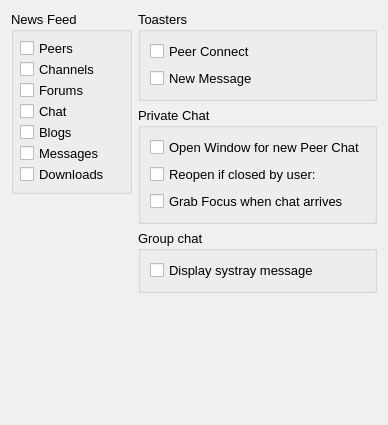
Old version of the form retroshare-gui/src/gui/settings/NotifyPage.ui in the repository RetroShare/RetroShare.
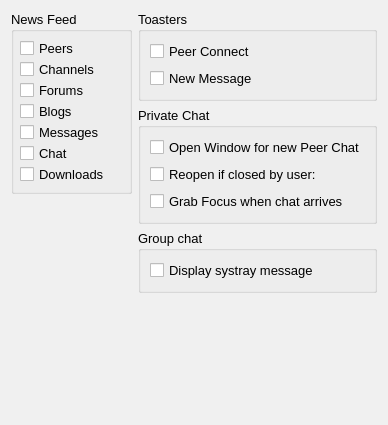
New version of the form.

Commit message: enabled Blogs checkbox in Notify settings

```diff
--- a/retroshare-gui/src/gui/settings/NotifyPage.ui
+++ b/retroshare-gui/src/gui/settings/NotifyPage.ui
@@ -537,13 +537,6 @@
             </property>
            </widget>
           </item>
-          <item>
-           <widget class="QCheckBox" name="notify_Chat">
-            <property name="text">
-             <string>Chat</string>
-            </property>
-           </widget>
-          </item>
           <item>
            <widget class="QCheckBox" name="notify_Blogs">
             <property name="text">
@@ -558,6 +551,13 @@
             </property>
            </widget>
           </item>
+          <item>
+           <widget class="QCheckBox" name="notify_Chat">
+            <property name="text">
+             <string>Chat</string>
+            </property>
+           </widget>
+          </item>
           <item>
            <widget class="QCheckBox" name="notify_Downloads">
             <property name="text">
```
The commit also changes 1 other file.
